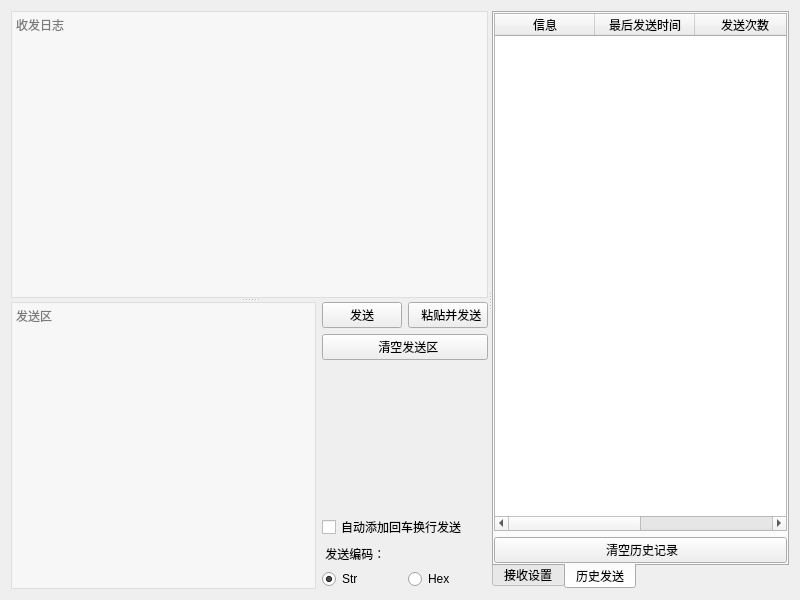
The window that components/ComTool/comtool.ui (xutongxin1/WirelessMonitor) describes before a commit, drawn with Qt 5.
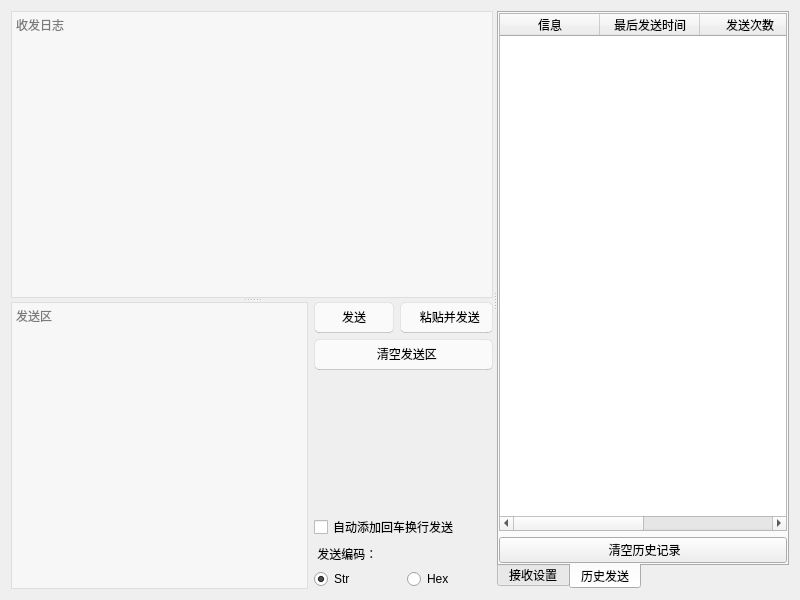
The same window after the commit. Custom widgets are drawn as their Qt base class.

Diff of the .ui file:
```diff
--- a/components/ComTool/comtool.ui
+++ b/components/ComTool/comtool.ui
@@ -53,7 +53,7 @@
           </property>
          </widget>
          <widget class="QWidget" name="layoutWidget">
-          <layout class="QHBoxLayout" name="horizontalLayout_2" stretch="0,0">
+          <layout class="QHBoxLayout" name="horizontalLayout_2" stretch="4,1">
            <item>
             <widget class="QTextEdit" name="SendDataEdit">
              <property name="styleSheet">
@@ -82,6 +82,47 @@
                    <height>16777215</height>
                   </size>
                  </property>
+                 <property name="styleSheet">
+                  <string notr="true">QPushButton, ToolButton {
+    color: black;
+    background: rgba(255, 255, 255, 0.7);
+    border: 1px solid rgba(0, 0, 0, 0.073);
+    border-bottom: 1px solid rgba(0, 0, 0, 0.183);
+    border-radius: 5px;
+    font: 14px 'Segoe UI', 'Microsoft YaHei';
+    padding: 5px 12px 6px 12px;
+    outline: none;
+}
+
+ToolButton {
+    padding: 5px 9px 6px 8px;
+}
+
+QPushButton[hasIcon=false] {
+    padding: 5px 12px 6px 12px;
+}
+
+QPushButton[hasIcon=true] {
+    padding: 5px 12px 6px 36px;
+}
+
+QPushButton:hover, ToolButton:hover {
+    background: rgba(249, 249, 249, 0.5);
+}
+
+QPushButton:pressed, ToolButton:pressed {
+    color: rgba(0, 0, 0, 0.63);
+    background: rgba(249, 249, 249, 0.3);
+    border-bottom: 1px solid rgba(0, 0, 0, 0.073);
+}
+
+QPushButton:disabled, ToolButton:disabled {
+    color: rgba(0, 0, 0, 0.36);
+    background: rgba(249, 249, 249, 0.3);
+    border: 1px solid rgba(0, 0, 0, 0.06);
+    border-bottom: 1px solid rgba(0, 0, 0, 0.06);
+}</string>
+                 </property>
                  <property name="text">
                   <string>发送</string>
                  </property>
@@ -92,6 +133,47 @@
                  <property name="layoutDirection">
                   <enum>Qt::LeftToRight</enum>
                  </property>
+                 <property name="styleSheet">
+                  <string notr="true">QPushButton, ToolButton {
+    color: black;
+    background: rgba(255, 255, 255, 0.7);
+    border: 1px solid rgba(0, 0, 0, 0.073);
+    border-bottom: 1px solid rgba(0, 0, 0, 0.183);
+    border-radius: 5px;
+    font: 14px 'Segoe UI', 'Microsoft YaHei';
+    padding: 5px 12px 6px 12px;
+    outline: none;
+}
+
+ToolButton {
+    padding: 5px 9px 6px 8px;
+}
+
+QPushButton[hasIcon=false] {
+    padding: 5px 12px 6px 12px;
+}
+
+QPushButton[hasIcon=true] {
+    padding: 5px 12px 6px 36px;
+}
+
+QPushButton:hover, ToolButton:hover {
+    background: rgba(249, 249, 249, 0.5);
+}
+
+QPushButton:pressed, ToolButton:pressed {
+    color: rgba(0, 0, 0, 0.63);
+    background: rgba(249, 249, 249, 0.3);
+    border-bottom: 1px solid rgba(0, 0, 0, 0.073);
+}
+
+QPushButton:disabled, ToolButton:disabled {
+    color: rgba(0, 0, 0, 0.36);
+    background: rgba(249, 249, 249, 0.3);
+    border: 1px solid rgba(0, 0, 0, 0.06);
+    border-bottom: 1px solid rgba(0, 0, 0, 0.06);
+}</string>
+                 </property>
                  <property name="text">
                   <string>  粘贴并发送</string>
                  </property>
@@ -101,6 +183,47 @@
              </item>
              <item>
               <widget class="QPushButton" name="ClearSendDataEdit">
+               <property name="styleSheet">
+                <string notr="true">QPushButton, ToolButton {
+    color: black;
+    background: rgba(255, 255, 255, 0.7);
+    border: 1px solid rgba(0, 0, 0, 0.073);
+    border-bottom: 1px solid rgba(0, 0, 0, 0.183);
+    border-radius: 5px;
+    font: 14px 'Segoe UI', 'Microsoft YaHei';
+    padding: 5px 12px 6px 12px;
+    outline: none;
+}
+
+ToolButton {
+    padding: 5px 9px 6px 8px;
+}
+
+QPushButton[hasIcon=false] {
+    padding: 5px 12px 6px 12px;
+}
+
+QPushButton[hasIcon=true] {
+    padding: 5px 12px 6px 36px;
+}
+
+QPushButton:hover, ToolButton:hover {
+    background: rgba(249, 249, 249, 0.5);
+}
+
+QPushButton:pressed, ToolButton:pressed {
+    color: rgba(0, 0, 0, 0.63);
+    background: rgba(249, 249, 249, 0.3);
+    border-bottom: 1px solid rgba(0, 0, 0, 0.073);
+}
+
+QPushButton:disabled, ToolButton:disabled {
+    color: rgba(0, 0, 0, 0.36);
+    background: rgba(249, 249, 249, 0.3);
+    border: 1px solid rgba(0, 0, 0, 0.06);
+    border-bottom: 1px solid rgba(0, 0, 0, 0.06);
+}</string>
+               </property>
                <property name="text">
                 <string>  清空发送区</string>
                </property>
```
